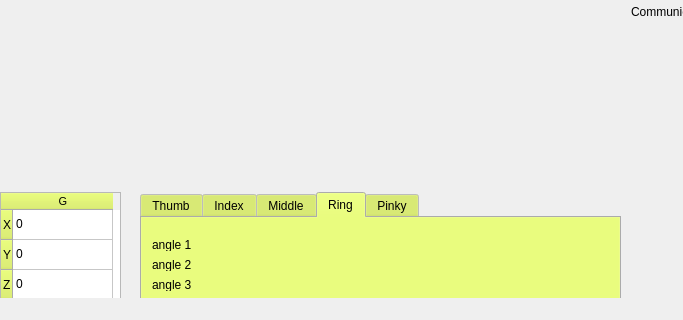
This is Projekt/SensorGloveQt/mainwindow.ui in DubelSoftwareSolutions/SensorHand_DataVisualisation as Qt 5 draws it before an edit; both pictures show x 0 to 683 and y 304 to 624 of the 821 by 624 pixel window. The edited form follows.
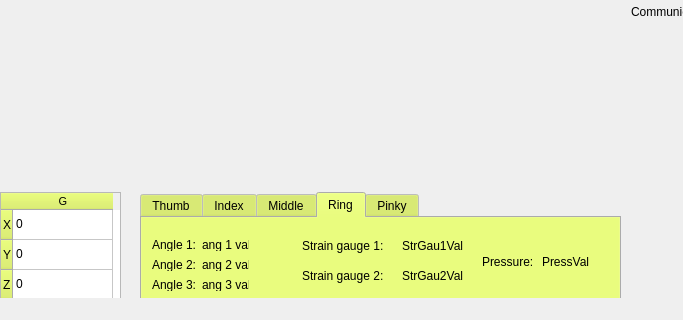
This is the edited form. The open tabs and pages were chosen to show the change.

Commit message: +fingersTab:labels

Patch:
```diff
--- a/Projekt/SensorGloveQt/mainwindow.ui
+++ b/Projekt/SensorGloveQt/mainwindow.ui
@@ -297,40 +297,157 @@
      <widget class="QLabel" name="label_11">
       <property name="geometry">
        <rect>
+        <x>160</x>
+        <y>50</y>
+        <width>81</width>
+        <height>16</height>
+       </rect>
+      </property>
+      <property name="text">
+       <string>Strain gauge 2:</string>
+      </property>
+     </widget>
+     <widget class="QLabel" name="PressureLabel_4">
+      <property name="geometry">
+       <rect>
+        <x>340</x>
+        <y>36</y>
+        <width>51</width>
+        <height>16</height>
+       </rect>
+      </property>
+      <property name="text">
+       <string>Pressure:</string>
+      </property>
+     </widget>
+     <widget class="QLabel" name="Angle2Label_4">
+      <property name="geometry">
+       <rect>
         <x>10</x>
-        <y>20</y>
+        <y>40</y>
         <width>47</width>
         <height>13</height>
        </rect>
       </property>
       <property name="text">
-       <string>angle 1</string>
+       <string>Angle 2:</string>
       </property>
      </widget>
      <widget class="QLabel" name="label_12">
       <property name="geometry">
        <rect>
-        <x>10</x>
+        <x>60</x>
         <y>60</y>
         <width>47</width>
         <height>13</height>
        </rect>
       </property>
       <property name="text">
-       <string>angle 3</string>
+       <string>ang 3 val</string>
       </property>
      </widget>
      <widget class="QLabel" name="label_13">
       <property name="geometry">
        <rect>
+        <x>260</x>
+        <y>50</y>
+        <width>81</width>
+        <height>16</height>
+       </rect>
+      </property>
+      <property name="text">
+       <string>StrGau2Val</string>
+      </property>
+     </widget>
+     <widget class="QLabel" name="PressureValLabel_4">
+      <property name="geometry">
+       <rect>
+        <x>400</x>
+        <y>36</y>
+        <width>61</width>
+        <height>16</height>
+       </rect>
+      </property>
+      <property name="text">
+       <string>PressVal</string>
+      </property>
+     </widget>
+     <widget class="QLabel" name="Angle3Label_4">
+      <property name="geometry">
+       <rect>
         <x>10</x>
+        <y>60</y>
+        <width>47</width>
+        <height>13</height>
+       </rect>
+      </property>
+      <property name="text">
+       <string>Angle 3:</string>
+      </property>
+     </widget>
+     <widget class="QLabel" name="StrainGauge1Label_4">
+      <property name="geometry">
+       <rect>
+        <x>160</x>
+        <y>20</y>
+        <width>81</width>
+        <height>16</height>
+       </rect>
+      </property>
+      <property name="text">
+       <string>Strain gauge 1:</string>
+      </property>
+     </widget>
+     <widget class="QLabel" name="Angle2ValLabel_4">
+      <property name="geometry">
+       <rect>
+        <x>60</x>
         <y>40</y>
         <width>47</width>
         <height>13</height>
        </rect>
       </property>
       <property name="text">
-       <string>angle 2</string>
+       <string>ang 2 val</string>
+      </property>
+     </widget>
+     <widget class="QLabel" name="Angle1Label_4">
+      <property name="geometry">
+       <rect>
+        <x>10</x>
+        <y>20</y>
+        <width>47</width>
+        <height>13</height>
+       </rect>
+      </property>
+      <property name="text">
+       <string>Angle 1:</string>
+      </property>
+     </widget>
+     <widget class="QLabel" name="StrainGauge1ValLabel_4">
+      <property name="geometry">
+       <rect>
+        <x>260</x>
+        <y>20</y>
+        <width>81</width>
+        <height>16</height>
+       </rect>
+      </property>
+      <property name="text">
+       <string>StrGau1Val</string>
+      </property>
+     </widget>
+     <widget class="QLabel" name="Angle1ValLabel_4">
+      <property name="geometry">
+       <rect>
+        <x>60</x>
+        <y>20</y>
+        <width>47</width>
+        <height>13</height>
+       </rect>
+      </property>
+      <property name="text">
+       <string>ang 1 val</string>
       </property>
      </widget>
     </widget>
```
Left out of the diff: 536 changed lines with no effect on the pictures.
